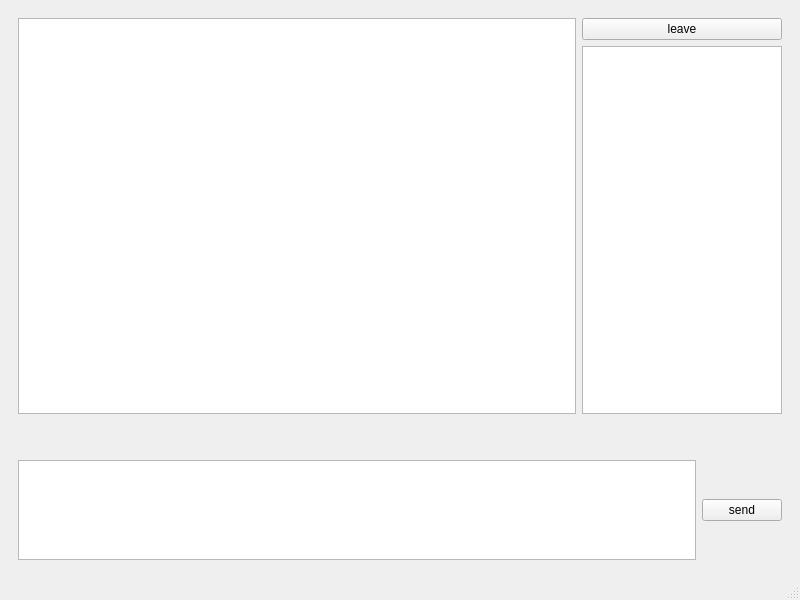
Old version of the form client/client.ui in the repository yankozlov/NG_2021_Basic_messanger.
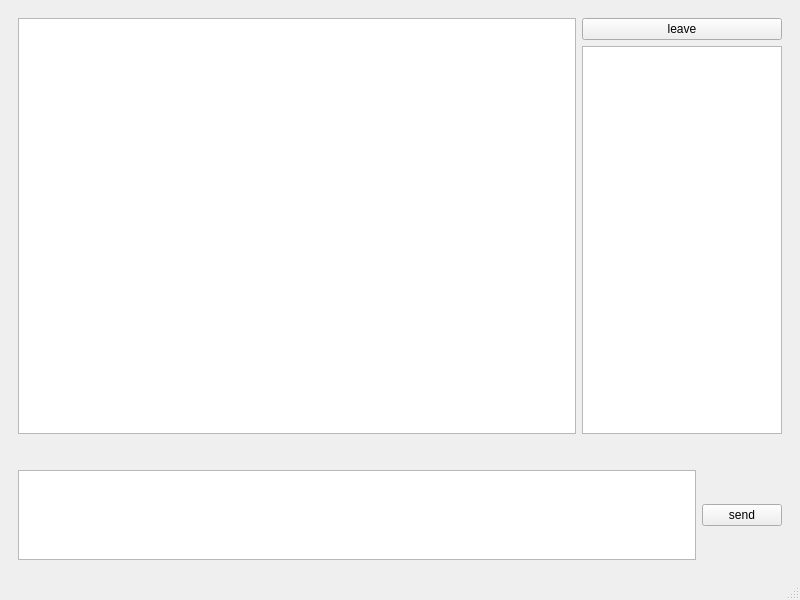
New version of the form. The open tabs and pages were chosen to show the change. Icons and pictures are not drawn.

Commit message: Fixed icons view and fixed some bugs

```diff
--- a/client/client.ui
+++ b/client/client.ui
@@ -461,10 +461,7 @@
              </widget>
             </item>
             <item>
-             <widget class="QListView" name="lv_usersOnline">
-              <property name="enabled">
-               <bool>true</bool>
-              </property>
+             <widget class="QListWidget" name="lw_usersOnline">
               <property name="sizePolicy">
                <sizepolicy hsizetype="Preferred" vsizetype="Expanding">
                 <horstretch>0</horstretch>
@@ -483,36 +480,6 @@
                 <height>16777215</height>
                </size>
               </property>
-              <property name="mouseTracking">
-               <bool>false</bool>
-              </property>
-              <property name="editTriggers">
-               <set>QAbstractItemView::NoEditTriggers</set>
-              </property>
-              <property name="dragDropMode">
-               <enum>QAbstractItemView::NoDragDrop</enum>
-              </property>
-              <property name="iconSize">
-               <size>
-                <width>20</width>
-                <height>20</height>
-               </size>
-              </property>
-              <property name="textElideMode">
-               <enum>Qt::ElideNone</enum>
-              </property>
-              <property name="movement">
-               <enum>QListView::Static</enum>
-              </property>
-              <property name="flow">
-               <enum>QListView::TopToBottom</enum>
-              </property>
-              <property name="viewMode">
-               <enum>QListView::IconMode</enum>
-              </property>
-              <property name="itemAlignment">
-               <set>Qt::AlignCenter|Qt::AlignHCenter|Qt::AlignLeading|Qt::AlignLeft|Qt::AlignVCenter</set>
-              </property>
              </widget>
             </item>
            </layout>
@@ -530,7 +497,7 @@
           <property name="sizeHint" stdset="0">
            <size>
             <width>20</width>
-            <height>40</height>
+            <height>30</height>
            </size>
           </property>
          </spacer>
@@ -543,7 +510,7 @@
           <item>
            <widget class="QTextEdit" name="te_message">
             <property name="sizePolicy">
-             <sizepolicy hsizetype="Expanding" vsizetype="Fixed">
+             <sizepolicy hsizetype="Expanding" vsizetype="Preferred">
               <horstretch>0</horstretch>
               <verstretch>0</verstretch>
              </sizepolicy>
@@ -551,7 +518,7 @@
             <property name="minimumSize">
              <size>
               <width>0</width>
-              <height>100</height>
+              <height>90</height>
              </size>
             </property>
             <property name="maximumSize">
```
Left out of the diff: 5 changed lines with no effect on the pictures. The commit also changes 3 other files.
